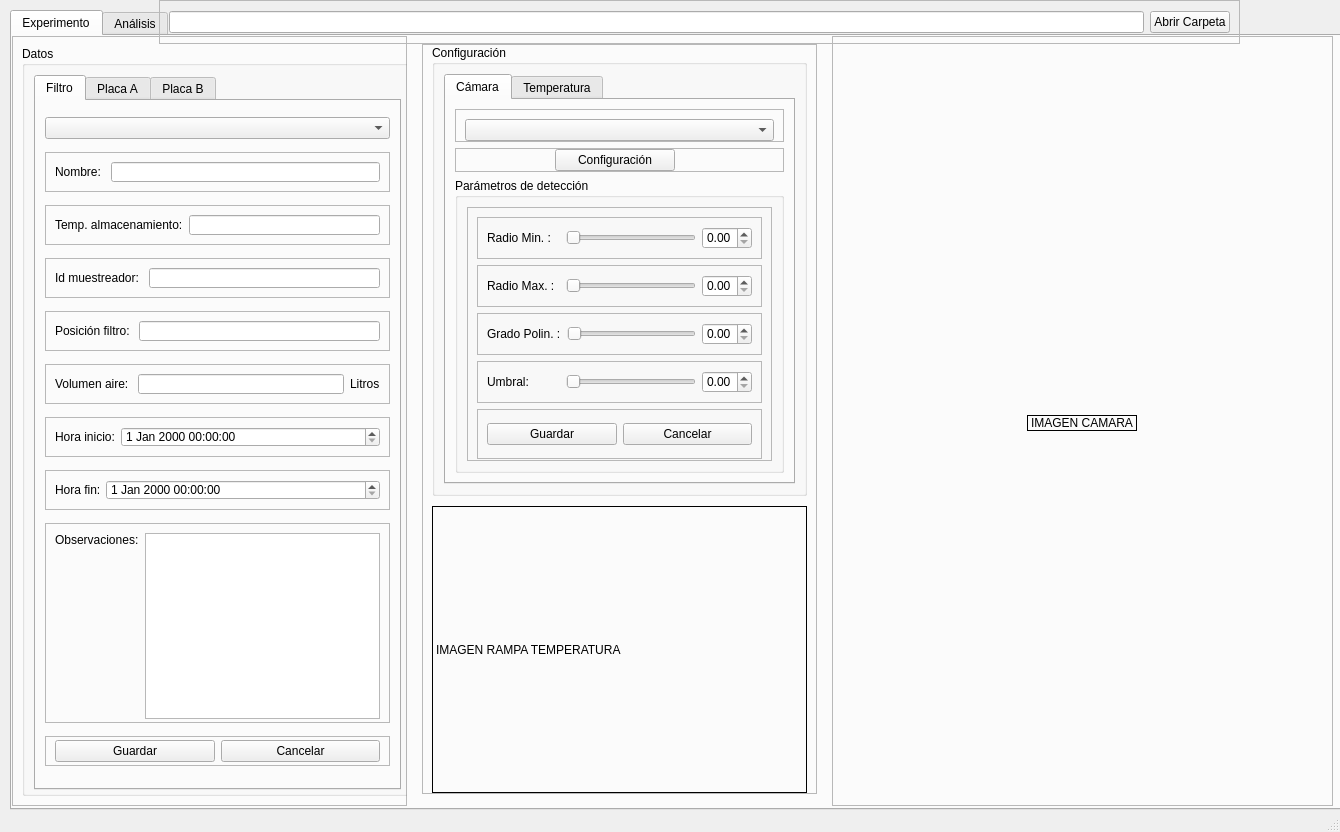
This is interfaz/GUI-UI/v1-interfaz.ui in tigre437/interfaz-V0.1 as Qt 5 draws it before an edit. The edited form follows.
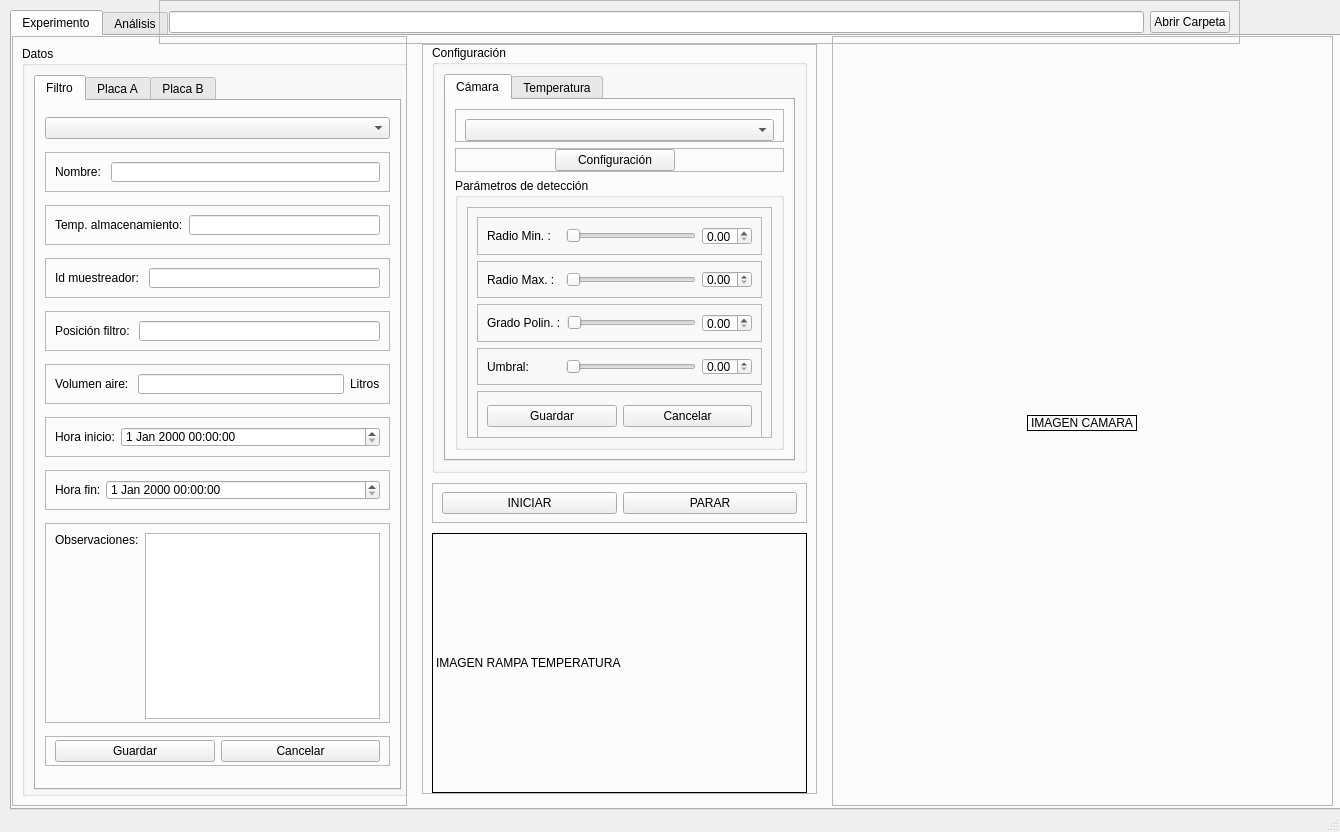
This is the edited form. Icons and pictures are not drawn.

Commit message: creo los botones para iniciar y parar el experimento

The edit to the form file:
```diff
--- a/interfaz/GUI-UI/v1-interfaz.ui
+++ b/interfaz/GUI-UI/v1-interfaz.ui
@@ -1328,7 +1328,7 @@
          <property name="minimumSize">
           <size>
            <width>370</width>
-           <height>450</height>
+           <height>400</height>
           </size>
          </property>
          <property name="maximumSize">
@@ -1349,7 +1349,7 @@
             <property name="maximumSize">
              <size>
               <width>16777215</width>
-              <height>430</height>
+              <height>400</height>
              </size>
             </property>
             <property name="currentIndex">
@@ -1888,6 +1888,44 @@
          </layout>
         </widget>
        </item>
+       <item alignment="Qt::AlignLeft|Qt::AlignVCenter">
+        <widget class="QFrame" name="frame_9">
+         <property name="minimumSize">
+          <size>
+           <width>375</width>
+           <height>40</height>
+          </size>
+         </property>
+         <property name="frameShape">
+          <enum>QFrame::StyledPanel</enum>
+         </property>
+         <property name="frameShadow">
+          <enum>QFrame::Raised</enum>
+         </property>
+         <layout class="QHBoxLayout" name="horizontalLayout">
+          <property name="topMargin">
+           <number>0</number>
+          </property>
+          <property name="bottomMargin">
+           <number>0</number>
+          </property>
+          <item>
+           <widget class="QPushButton" name="buttonIniciar">
+            <property name="text">
+             <string>INICIAR</string>
+            </property>
+           </widget>
+          </item>
+          <item>
+           <widget class="QPushButton" name="buttonParar">
+            <property name="text">
+             <string>PARAR</string>
+            </property>
+           </widget>
+          </item>
+         </layout>
+        </widget>
+       </item>
        <item>
         <widget class="QLabel" name="labelRampa">
          <property name="minimumSize">
```
The commit also changes 1 other file.
